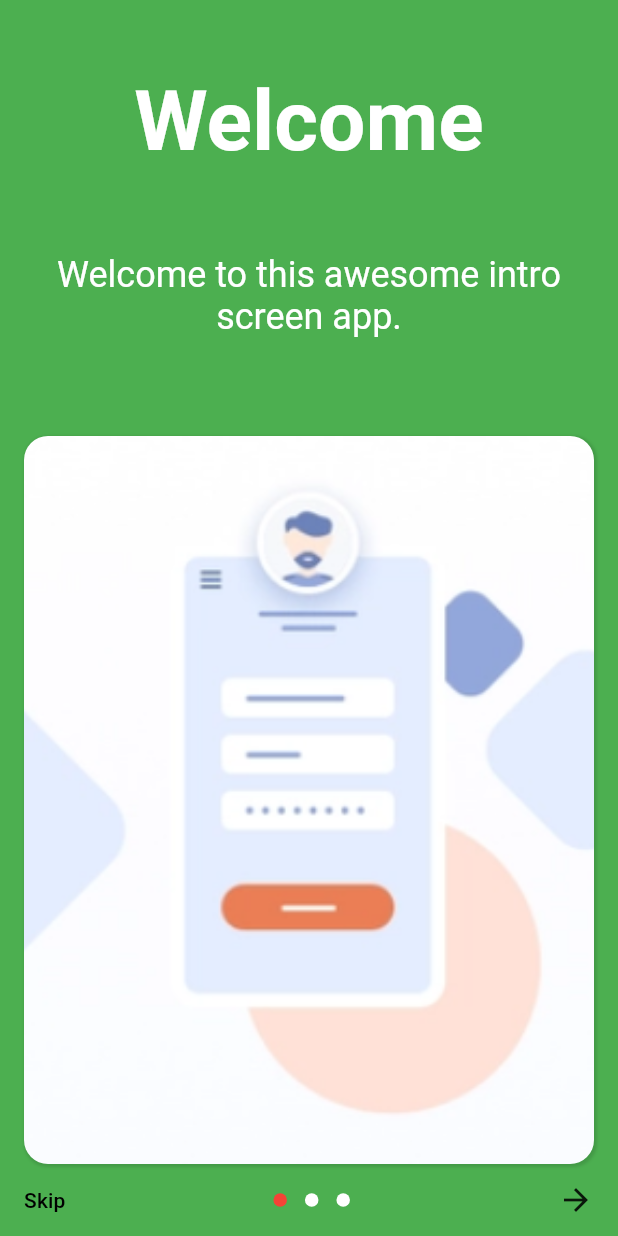
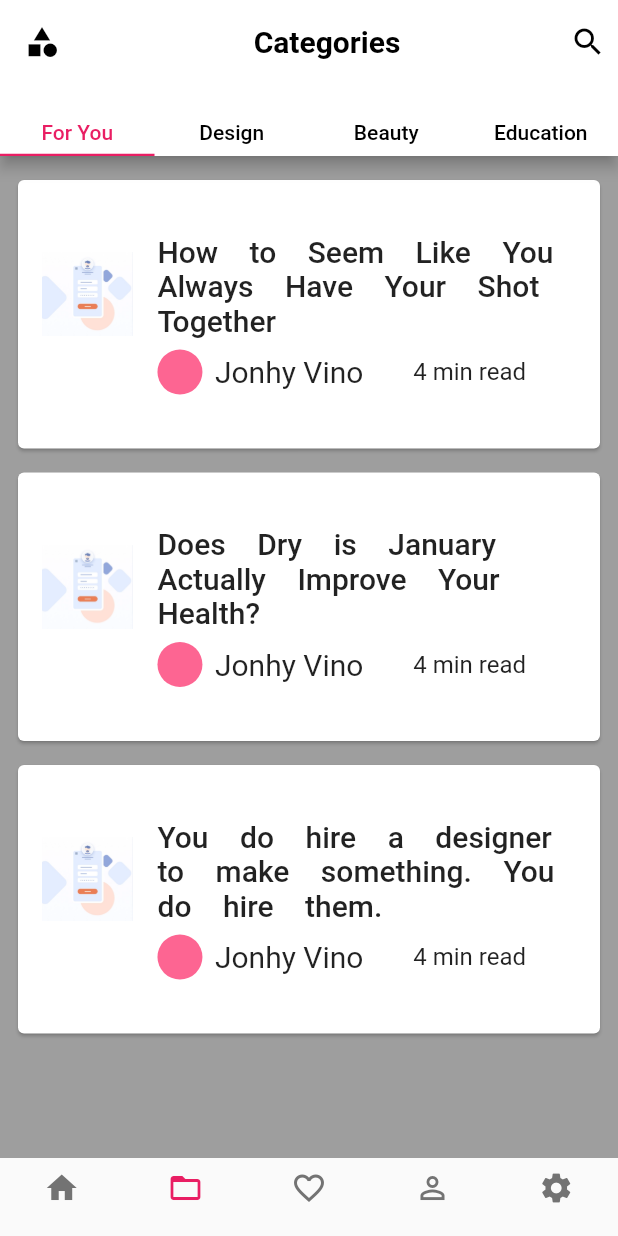
Before and after one commit to edgeboy47/demo_front_end_flutter_developer, a Flutter app: the screen it shows after launch, on a phone screen of 412 x 824 dp. Run offline on Flutter 3.47's test engine with Material 2 defaults, Android fonts, the phone set to English and light mode, and no system bars; drawn by our look-alikes of dots_indicator.

Commit message:
Home Screen ui added

```diff
--- a/lib/app.dart
+++ b/lib/app.dart
@@ -1,3 +1,4 @@
+import 'package:demo_front_end_flutter_developer/home_screen/home_screen.dart';
 import 'package:demo_front_end_flutter_developer/onboarding/onboarding_page.dart';
 import 'package:demo_front_end_flutter_developer/onboarding/onboarding_page_view.dart';
 import 'package:flutter/material.dart';
@@ -10,7 +11,13 @@ class App extends StatelessWidget {
     return const MaterialApp(
       home: SafeArea(
         child: Scaffold(
-          body: OnBoardingPageView(
+          body: HomeScreen(),
+        ),
+      ),
+    );
+  }
+
+  final onb = const OnBoardingPageView(
             children: [
               OnboardingPage(
                 title: 'Welcome',
@@ -31,9 +38,5 @@ class App extends StatelessWidget {
                 imageURL: 'assets/onboarding.png',
               )
             ],
-          ),
-        ),
-      ),
-    );
-  }
+          );
 }
--- /dev/null
+++ b/lib/home_screen/home_screen.dart
@@ -0,0 +1,142 @@
+import 'package:demo_front_end_flutter_developer/home_screen/home_screen_card.dart';
+import 'package:flutter/material.dart';
+
+class HomeScreen extends StatelessWidget {
+  const HomeScreen({Key? key}) : super(key: key);
+
+  @override
+  Widget build(BuildContext context) {
+    return DefaultTabController(
+      length: 4,
+      child: Scaffold(
+        appBar: _buildAppBarWithTabs(),
+        body: Container(
+          color: Colors.grey,
+          child: Stack(
+            children: [
+              TabBarView(
+                children: [
+                  ListView(
+                    children: const [
+                      HomeScreenCard(
+                        imageURL: 'assets/onboarding.png',
+                        title:
+                            'How to Seem Like You Always Have Your Shot Together',
+                        author: 'Jonhy Vino',
+                        readingMinutes: 4,
+                      ),
+                      HomeScreenCard(
+                        imageURL: 'assets/onboarding.png',
+                        title:
+                            'Does Dry is January Actually Improve Your Health?',
+                        author: 'Jonhy Vino',
+                        readingMinutes: 4,
+                      ),
+                      HomeScreenCard(
+                        imageURL: 'assets/onboarding.png',
+                        title:
+                            'You do hire a designer to make something. You do hire them.',
+                        author: 'Jonhy Vino',
+                        readingMinutes: 4,
+                      ),
+                    ],
+                  ),
+                  const Text('Design'),
+                  const Text('Beauty'),
+                  const Text('Education'),
+                ],
+              ),
+              const BottomTabRow(),
+            ],
+          ),
+        ),
+      ),
+    );
+  }
+
+  AppBar _buildAppBarWithTabs() {
+    return AppBar(
+        backgroundColor: Colors.white,
+        title: const Center(
+          child: Text(
+            'Categories',
+            style: TextStyle(
+              color: Colors.black,
+              fontWeight: FontWeight.bold,
+            ),
+          ),
+        ),
+        leading: const Icon(
+          Icons.category,
+          color: Colors.black,
+        ),
+        actions: const [
+          Padding(
+            padding: EdgeInsets.only(right: 8.0),
+            child: Icon(Icons.search, color: Colors.black),
+          )
+        ],
+        bottom: const TabBar(
+          labelPadding: EdgeInsets.only(bottom: 6),
+          indicator: UnderlineTabIndicator(
+            borderSide: BorderSide(
+              width: 1.5,
+              color: Colors.pink,
+            ),
+          ),
+          labelColor: Colors.pink,
+          unselectedLabelColor: Colors.black,
+          tabs: [
+            Text('For You'),
+            Text('Design'),
+            Text('Beauty'),
+            Text('Education'),
+          ],
+        ),
+      );
+  }
+}
+
+class BottomTabRow extends StatelessWidget {
+  const BottomTabRow({
+    Key? key,
+  }) : super(key: key);
+
+  @override
+  Widget build(BuildContext context) {
+    return Align(
+      alignment: Alignment.bottomCenter,
+      child: Container(
+        color: const Color(0xFFfafafa),
+        child: Padding(
+          padding: const EdgeInsets.only(top: 8, bottom: 20.0),
+          child: Row(
+            mainAxisAlignment: MainAxisAlignment.spaceAround,
+            children: const [
+              Icon(
+                Icons.home,
+                color: Color(0xFF737373),
+              ),
+              Icon(
+                Icons.folder_open_outlined,
+                color: Colors.pink,
+              ),
+              Icon(
+                Icons.favorite_border,
+                color: Color(0xFF737373),
+              ),
+              Icon(
+                Icons.person_outline,
+                color: Color(0xFF737373),
+              ),
+              Icon(
+                Icons.settings,
+                color: Color(0xFF737373),
+              ),
+            ],
+          ),
+        ),
+      ),
+    );
+  }
+}
--- /dev/null
+++ b/lib/home_screen/home_screen_card.dart
@@ -0,0 +1,76 @@
+import 'package:flutter/material.dart';
+
+class HomeScreenCard extends StatelessWidget {
+  const HomeScreenCard({
+    Key? key,
+    required this.title,
+    required this.author,
+    required this.readingMinutes,
+    required this.imageURL,
+  }) : super(key: key);
+
+  final String title;
+  final String author;
+  final int readingMinutes;
+  final String imageURL;
+
+  @override
+  Widget build(BuildContext context) {
+    return Card(
+      margin: const EdgeInsets.symmetric(horizontal: 12).copyWith(top: 16),
+      child: ListTile(
+        contentPadding: const EdgeInsets.symmetric(
+          horizontal: 16,
+          vertical: 32,
+        ),
+        leading: Image.asset(imageURL),
+        title: Padding(
+          padding: const EdgeInsets.only(bottom: 8.0),
+          child: Text(
+            title,
+            maxLines: 3,
+            style: Theme.of(context).textTheme.headline6!.copyWith(
+                  wordSpacing: 16,
+                ),
+          ),
+        ),
+        isThreeLine: true,
+        subtitle: Row(
+          children: [
+            Container(
+              decoration: const BoxDecoration(
+                shape: BoxShape.circle,
+                color: Color(0xFFfd6592),
+              ),
+              height: 30,
+              width: 30,
+            ),
+            const Spacer(),
+            Text(
+              author,
+              style: Theme.of(context).textTheme.bodyText1!.copyWith(
+                    fontSize: 20,
+                    fontWeight: FontWeight.normal,
+                  ),
+              maxLines: 1,
+            ),
+            const Spacer(
+              flex: 4,
+            ),
+            Text(
+              '$readingMinutes min read',
+              style: Theme.of(context).textTheme.bodyText1!.copyWith(
+                    fontSize: 16,
+                    fontWeight: FontWeight.normal,
+                  ),
+              maxLines: 1,
+            ),
+            const Spacer(
+              flex: 4,
+            ),
+          ],
+        ),
+      ),
+    );
+  }
+}
--- a/lib/onboarding/onboarding_page_view.dart
+++ b/lib/onboarding/onboarding_page_view.dart
@@ -28,6 +28,12 @@ class _OnBoardingPageViewState extends State<OnBoardingPageView> {
           _currentPage = _controller.page!.toInt();
         });
       });
+  }
+
+  @override
+  void dispose() {
+    _controller.dispose();
+    super.dispose();
   }
 
   @override
```
